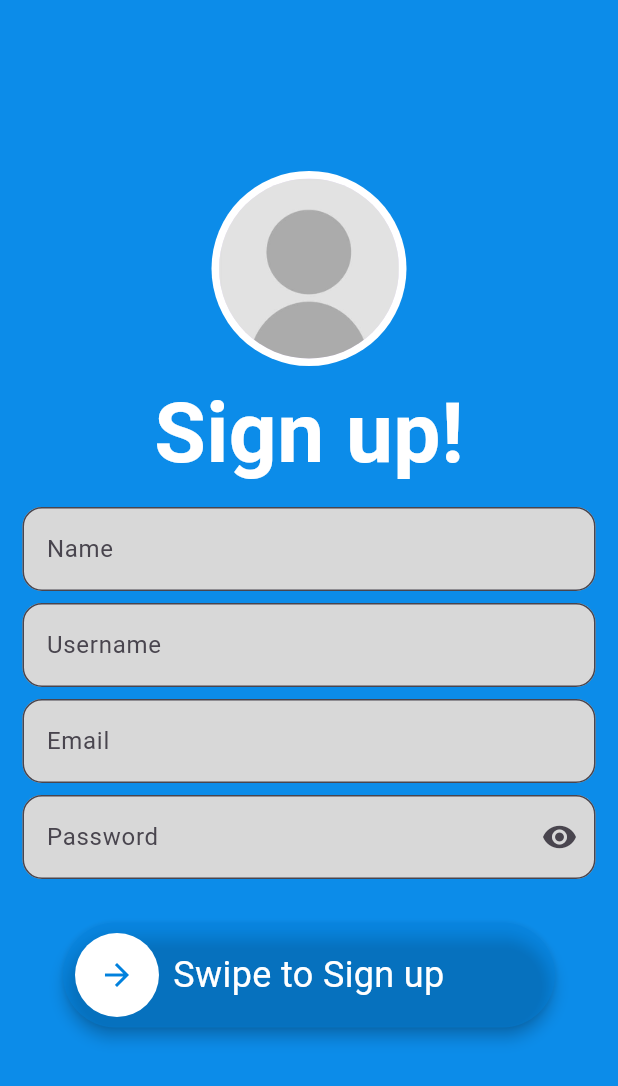
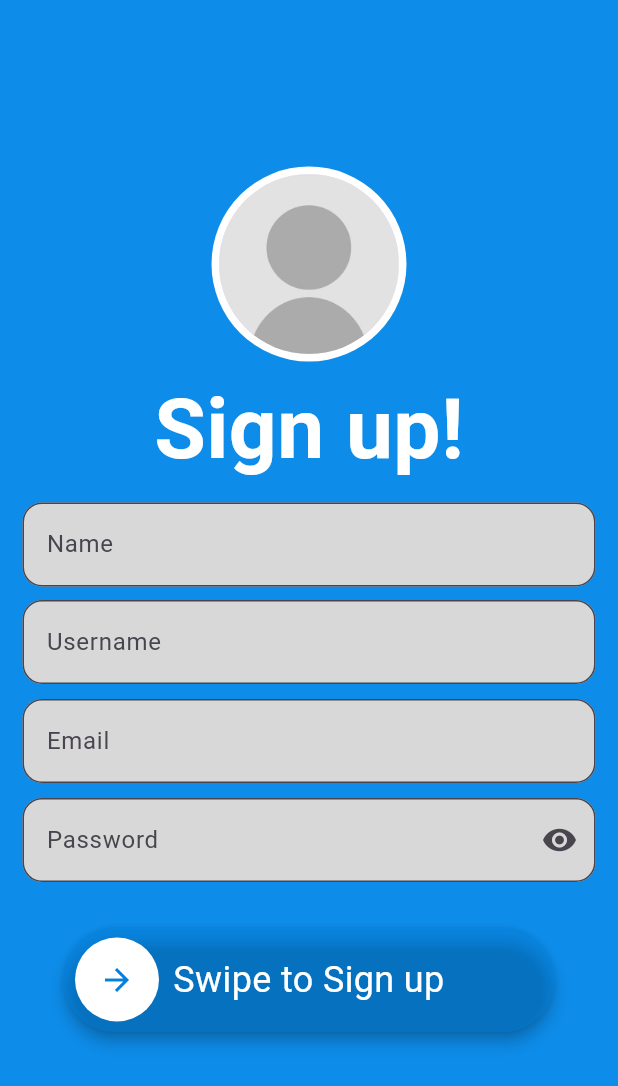
Before and after one commit to bilal-ahmed07/Chat-App, a Flutter app: the screen it shows after launch, on a phone screen of 412 x 824 dp. Shown: the top 1086 px of the screen. Run offline on Flutter 3.47's test engine with Material 3 defaults, Android fonts, the phone set to English and light mode, and no system bars; drawn by our look-alikes of slide_to_act; our stand-ins replace cloud_firestore, firebase_auth, firebase_core, image_picker; accounts and stored records are empty.

Commit message:
Signup UI

```diff
--- a/lib/pages/Auth/signup_page.dart
+++ b/lib/pages/Auth/signup_page.dart
@@ -61,10 +61,11 @@ class _SignUpPageState extends State<SignUpPage> {
     });
   }
 
+
   @override
   Widget build(BuildContext context) {
     return Scaffold(
-      backgroundColor: Color.fromRGBO(12, 140, 233, 1),
+      backgroundColor: Color.fromRGBO(13, 140, 233, 1),
       body: Column(
         mainAxisAlignment: MainAxisAlignment.center,
         children: [
@@ -116,7 +117,7 @@ class _SignUpPageState extends State<SignUpPage> {
           ),
 
           Padding(
-            padding: const EdgeInsets.symmetric(horizontal: 15, vertical: 4),
+            padding: const EdgeInsets.symmetric(horizontal: 15, vertical: 5),
             child: TextField(
               controller: usernameController,
               decoration: InputDecoration(
@@ -131,7 +132,7 @@ class _SignUpPageState extends State<SignUpPage> {
           ),
 
           Padding(
-            padding: const EdgeInsets.symmetric(horizontal: 15, vertical: 4),
+            padding: const EdgeInsets.symmetric(horizontal: 15, vertical: 5),
             child: TextField(
               controller: emailController,
               decoration: InputDecoration(
@@ -146,7 +147,7 @@ class _SignUpPageState extends State<SignUpPage> {
           ),
 
           Padding(
-            padding: const EdgeInsets.symmetric(horizontal: 15, vertical: 4),
+            padding: const EdgeInsets.symmetric(horizontal: 15, vertical: 5),
             child: TextField(
               obscureText: _isObscure,
               controller: passwordController,
```
